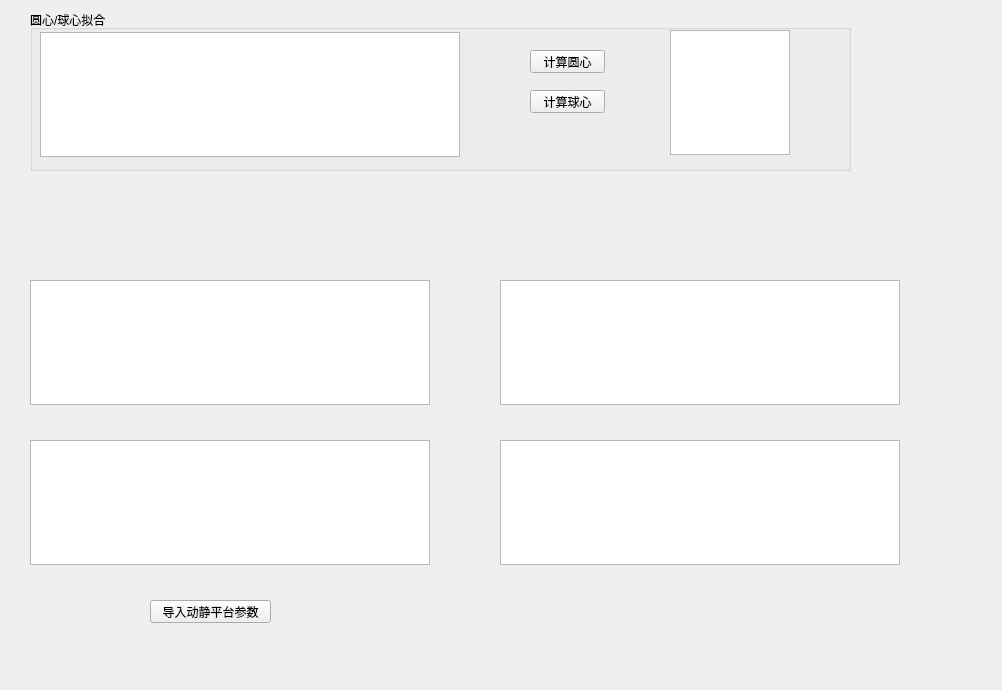
Above: SixUpsUiAo/ParameterCalibrate.ui from Wao1996/SixUpsUiAo before the change. Below: the same form after it.
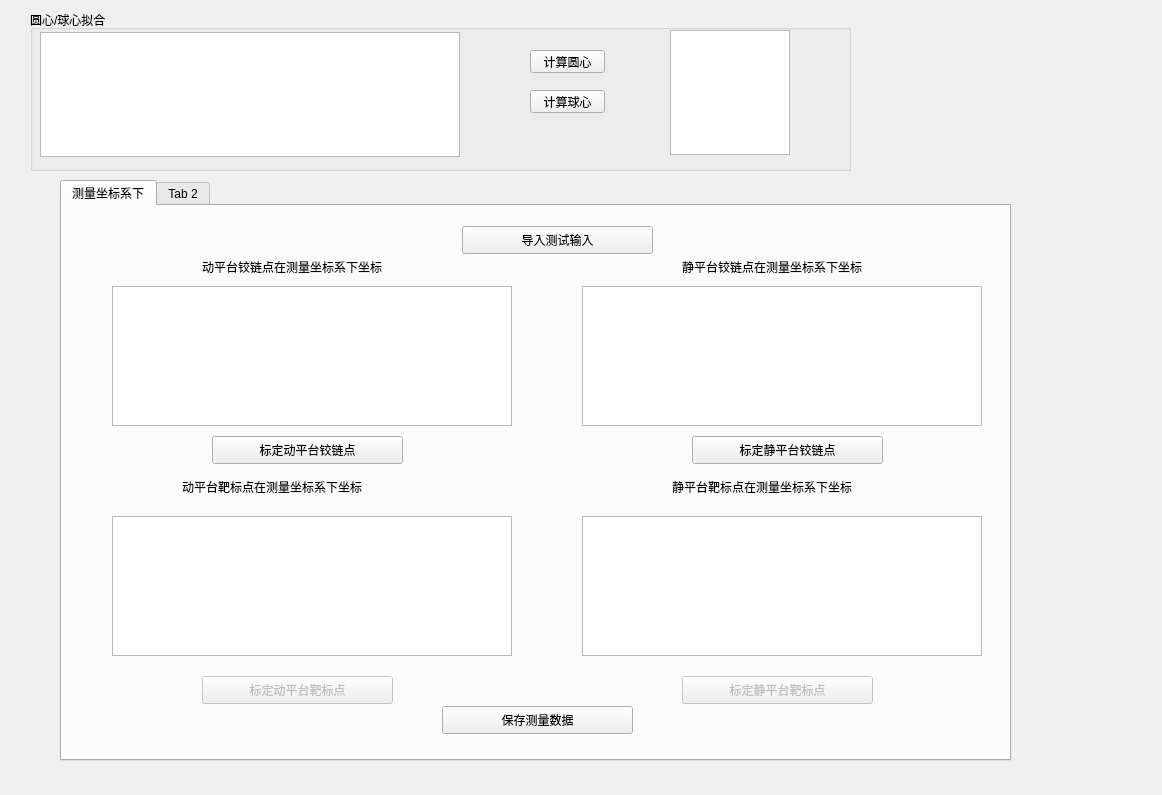
That is the form after the change.

Commit message: 完善了动静平台参数标定功能

Patch:
```diff
--- a/SixUpsUiAo/ParameterCalibrate.ui
+++ b/SixUpsUiAo/ParameterCalibrate.ui
@@ -6,8 +6,8 @@
    <rect>
     <x>0</x>
     <y>0</y>
-    <width>1002</width>
-    <height>690</height>
+    <width>1162</width>
+    <height>795</height>
    </rect>
   </property>
   <property name="windowTitle">
@@ -135,25 +135,67 @@
     </property>
    </widget>
   </widget>
-  <widget class="QTableWidget" name="tableQ_DD_Struct">
+  <widget class="QTabWidget" name="tabWidget">
    <property name="geometry">
     <rect>
-     <x>30</x>
-     <y>440</y>
+     <x>60</x>
+     <y>180</y>
+     <width>951</width>
+     <height>581</height>
+    </rect>
+   </property>
+   <property name="currentIndex">
+    <number>0</number>
+   </property>
+   <widget class="QWidget" name="tab">
+    <attribute name="title">
+     <string>测量坐标系下</string>
+    </attribute>
+    <widget class="QLabel" name="label_5">
+     <property name="geometry">
+      <rect>
+       <x>120</x>
+       <y>270</y>
+       <width>261</width>
+       <height>21</height>
+      </rect>
+     </property>
+     <property name="text">
+      <string>动平台靶标点在测量坐标系下坐标</string>
+     </property>
+    </widget>
+    <widget class="QLabel" name="label_6">
+     <property name="geometry">
+      <rect>
+       <x>620</x>
+       <y>50</y>
+       <width>241</width>
+       <height>21</height>
+      </rect>
+     </property>
+     <property name="text">
+      <string>静平台铰链点在测量坐标系下坐标</string>
+     </property>
+    </widget>
+    <widget class="QTableWidget" name="tableQ_SM">
+     <property name="geometry">
+      <rect>
+       <x>520</x>
+       <y>310</y>
      <width>400</width>
-     <height>125</height>
+       <height>140</height>
     </rect>
    </property>
    <property name="minimumSize">
     <size>
      <width>0</width>
-     <height>125</height>
+       <height>140</height>
     </size>
    </property>
    <property name="maximumSize">
     <size>
      <width>16777215</width>
-     <height>125</height>
+       <height>140</height>
     </size>
    </property>
    <property name="dragEnabled">
@@ -166,25 +208,38 @@
     <enum>QAbstractItemView::DragDrop</enum>
    </property>
   </widget>
-  <widget class="QTableWidget" name="tableQ_SS_Struct">
+    <widget class="QLabel" name="label_7">
    <property name="geometry">
     <rect>
-     <x>500</x>
-     <y>440</y>
+       <x>140</x>
+       <y>50</y>
+       <width>231</width>
+       <height>21</height>
+      </rect>
+     </property>
+     <property name="text">
+      <string>动平台铰链点在测量坐标系下坐标</string>
+     </property>
+    </widget>
+    <widget class="QTableWidget" name="tableD_M">
+     <property name="geometry">
+      <rect>
+       <x>50</x>
+       <y>80</y>
      <width>400</width>
-     <height>125</height>
+       <height>140</height>
     </rect>
    </property>
    <property name="minimumSize">
     <size>
      <width>0</width>
-     <height>125</height>
+       <height>140</height>
     </size>
    </property>
    <property name="maximumSize">
     <size>
      <width>16777215</width>
-     <height>125</height>
+       <height>140</height>
     </size>
    </property>
    <property name="dragEnabled">
@@ -197,25 +252,56 @@
     <enum>QAbstractItemView::DragDrop</enum>
    </property>
   </widget>
-  <widget class="QTableWidget" name="tableS_Struct">
+    <widget class="QTableWidget" name="tableQ_DM">
    <property name="geometry">
     <rect>
-     <x>500</x>
-     <y>280</y>
+       <x>50</x>
+       <y>310</y>
      <width>400</width>
-     <height>125</height>
+       <height>140</height>
     </rect>
    </property>
    <property name="minimumSize">
     <size>
      <width>0</width>
-     <height>125</height>
+       <height>140</height>
     </size>
    </property>
    <property name="maximumSize">
     <size>
      <width>16777215</width>
-     <height>125</height>
+       <height>140</height>
+      </size>
+     </property>
+     <property name="dragEnabled">
+      <bool>true</bool>
+     </property>
+     <property name="dragDropOverwriteMode">
+      <bool>true</bool>
+     </property>
+     <property name="dragDropMode">
+      <enum>QAbstractItemView::DragDrop</enum>
+     </property>
+    </widget>
+    <widget class="QTableWidget" name="tableS_M">
+     <property name="geometry">
+      <rect>
+       <x>520</x>
+       <y>80</y>
+       <width>400</width>
+       <height>140</height>
+      </rect>
+     </property>
+     <property name="minimumSize">
+      <size>
+       <width>0</width>
+       <height>140</height>
+      </size>
+     </property>
+     <property name="maximumSize">
+      <size>
+       <width>16777215</width>
+       <height>140</height>
     </size>
    </property>
    <property name="dragEnabled">
@@ -231,49 +317,319 @@
     <bool>false</bool>
    </property>
   </widget>
-  <widget class="QTableWidget" name="tableD_Struct">
+    <widget class="QLabel" name="label_8">
    <property name="geometry">
     <rect>
-     <x>30</x>
-     <y>280</y>
-     <width>400</width>
-     <height>125</height>
-    </rect>
-   </property>
-   <property name="minimumSize">
-    <size>
-     <width>0</width>
-     <height>125</height>
-    </size>
-   </property>
-   <property name="maximumSize">
-    <size>
-     <width>16777215</width>
-     <height>125</height>
-    </size>
-   </property>
-   <property name="dragEnabled">
-    <bool>true</bool>
-   </property>
-   <property name="dragDropOverwriteMode">
-    <bool>true</bool>
-   </property>
-   <property name="dragDropMode">
-    <enum>QAbstractItemView::DragDrop</enum>
-   </property>
-  </widget>
-  <widget class="QPushButton" name="loadStructPara">
+       <x>610</x>
+       <y>270</y>
+       <width>251</width>
+       <height>21</height>
+      </rect>
+     </property>
+     <property name="text">
+      <string>静平台靶标点在测量坐标系下坐标</string>
+     </property>
+    </widget>
+    <widget class="QPushButton" name="dHingeCalbrateBtn">
    <property name="geometry">
     <rect>
      <x>150</x>
-     <y>600</y>
-     <width>121</width>
+       <y>230</y>
+       <width>191</width>
+       <height>28</height>
+      </rect>
+     </property>
+     <property name="text">
+      <string>标定动平台铰链点</string>
+     </property>
+    </widget>
+    <widget class="QPushButton" name="inputTestDataBtn">
+     <property name="geometry">
+      <rect>
+       <x>400</x>
+       <y>20</y>
+       <width>191</width>
+       <height>28</height>
+      </rect>
+     </property>
+     <property name="text">
+      <string>导入测试输入</string>
+     </property>
+    </widget>
+    <widget class="QPushButton" name="sHingeCalbrateBtn">
+     <property name="geometry">
+      <rect>
+       <x>630</x>
+       <y>230</y>
+       <width>191</width>
+       <height>28</height>
+      </rect>
+     </property>
+     <property name="text">
+      <string>标定静平台铰链点</string>
+     </property>
+    </widget>
+    <widget class="QPushButton" name="dTargetCalbrateBtn">
+     <property name="enabled">
+      <bool>false</bool>
+     </property>
+     <property name="geometry">
+      <rect>
+       <x>140</x>
+       <y>470</y>
+       <width>191</width>
+       <height>28</height>
+      </rect>
+     </property>
+     <property name="text">
+      <string>标定动平台靶标点</string>
+     </property>
+    </widget>
+    <widget class="QPushButton" name="sTargetCalbrateBtn">
+     <property name="enabled">
+      <bool>false</bool>
+     </property>
+     <property name="geometry">
+      <rect>
+       <x>620</x>
+       <y>470</y>
+       <width>191</width>
+       <height>28</height>
+      </rect>
+     </property>
+     <property name="text">
+      <string>标定静平台靶标点</string>
+     </property>
+    </widget>
+    <widget class="QPushButton" name="saveMeasureDataBtn">
+     <property name="geometry">
+      <rect>
+       <x>380</x>
+       <y>500</y>
+       <width>191</width>
+       <height>28</height>
+      </rect>
+     </property>
+     <property name="text">
+      <string>保存测量数据</string>
+     </property>
+    </widget>
+   </widget>
+   <widget class="QWidget" name="tab_2">
+    <attribute name="title">
+     <string>Tab 2</string>
+    </attribute>
+    <widget class="QLabel" name="label_2">
+     <property name="geometry">
+      <rect>
+       <x>600</x>
+       <y>20</y>
+       <width>201</width>
+       <height>21</height>
+      </rect>
+     </property>
+     <property name="text">
+      <string>静平台铰链点在静系下坐标</string>
+     </property>
+    </widget>
+    <widget class="QTableWidget" name="tableQ_SS">
+     <property name="geometry">
+      <rect>
+       <x>490</x>
+       <y>260</y>
+       <width>400</width>
+       <height>140</height>
+      </rect>
+     </property>
+     <property name="minimumSize">
+      <size>
+       <width>0</width>
+       <height>140</height>
+      </size>
+     </property>
+     <property name="maximumSize">
+      <size>
+       <width>16777215</width>
+       <height>140</height>
+      </size>
+     </property>
+     <property name="dragEnabled">
+      <bool>true</bool>
+     </property>
+     <property name="dragDropOverwriteMode">
+      <bool>true</bool>
+     </property>
+     <property name="dragDropMode">
+      <enum>QAbstractItemView::DragDrop</enum>
+     </property>
+     <attribute name="horizontalHeaderMinimumSectionSize">
+      <number>30</number>
+     </attribute>
+    </widget>
+    <widget class="QPushButton" name="saveCalibrateDataBtn">
+     <property name="geometry">
+      <rect>
+       <x>380</x>
+       <y>460</y>
+       <width>141</width>
      <height>23</height>
     </rect>
    </property>
    <property name="text">
-    <string>导入动静平台参数</string>
-   </property>
+      <string>保存标定数据</string>
+     </property>
+    </widget>
+    <widget class="QLabel" name="label">
+     <property name="geometry">
+      <rect>
+       <x>120</x>
+       <y>20</y>
+       <width>201</width>
+       <height>21</height>
+      </rect>
+     </property>
+     <property name="text">
+      <string>动平台铰链点在动系下坐标</string>
+     </property>
+    </widget>
+    <widget class="QTableWidget" name="tableS">
+     <property name="geometry">
+      <rect>
+       <x>490</x>
+       <y>60</y>
+       <width>400</width>
+       <height>140</height>
+      </rect>
+     </property>
+     <property name="minimumSize">
+      <size>
+       <width>0</width>
+       <height>140</height>
+      </size>
+     </property>
+     <property name="maximumSize">
+      <size>
+       <width>16777215</width>
+       <height>140</height>
+      </size>
+     </property>
+     <property name="dragEnabled">
+      <bool>true</bool>
+     </property>
+     <property name="dragDropOverwriteMode">
+      <bool>true</bool>
+     </property>
+     <property name="dragDropMode">
+      <enum>QAbstractItemView::DragDrop</enum>
+     </property>
+     <property name="sortingEnabled">
+      <bool>false</bool>
+     </property>
+     <attribute name="horizontalHeaderDefaultSectionSize">
+      <number>125</number>
+     </attribute>
+     <attribute name="horizontalHeaderMinimumSectionSize">
+      <number>30</number>
+     </attribute>
+     <attribute name="horizontalHeaderStretchLastSection">
+      <bool>false</bool>
+     </attribute>
+    </widget>
+    <widget class="QLabel" name="label_3">
+     <property name="geometry">
+      <rect>
+       <x>110</x>
+       <y>210</y>
+       <width>201</width>
+       <height>21</height>
+      </rect>
+     </property>
+     <property name="text">
+      <string>动平台靶标点在动系下坐标</string>
+     </property>
+    </widget>
+    <widget class="QTableWidget" name="tableQ_DD">
+     <property name="geometry">
+      <rect>
+       <x>10</x>
+       <y>260</y>
+       <width>400</width>
+       <height>140</height>
+      </rect>
+     </property>
+     <property name="minimumSize">
+      <size>
+       <width>0</width>
+       <height>140</height>
+      </size>
+     </property>
+     <property name="maximumSize">
+      <size>
+       <width>16777215</width>
+       <height>140</height>
+      </size>
+     </property>
+     <property name="dragEnabled">
+      <bool>true</bool>
+     </property>
+     <property name="dragDropOverwriteMode">
+      <bool>true</bool>
+     </property>
+     <property name="dragDropMode">
+      <enum>QAbstractItemView::DragDrop</enum>
+     </property>
+     <attribute name="horizontalHeaderMinimumSectionSize">
+      <number>30</number>
+     </attribute>
+    </widget>
+    <widget class="QLabel" name="label_4">
+     <property name="geometry">
+      <rect>
+       <x>610</x>
+       <y>220</y>
+       <width>201</width>
+       <height>21</height>
+      </rect>
+     </property>
+     <property name="text">
+      <string>静平台靶标点在静系下坐标</string>
+     </property>
+    </widget>
+    <widget class="QTableWidget" name="tableD">
+     <property name="geometry">
+      <rect>
+       <x>20</x>
+       <y>60</y>
+       <width>400</width>
+       <height>140</height>
+      </rect>
+     </property>
+     <property name="minimumSize">
+      <size>
+       <width>0</width>
+       <height>140</height>
+      </size>
+     </property>
+     <property name="maximumSize">
+      <size>
+       <width>16777215</width>
+       <height>140</height>
+      </size>
+     </property>
+     <property name="dragEnabled">
+      <bool>true</bool>
+     </property>
+     <property name="dragDropOverwriteMode">
+      <bool>true</bool>
+     </property>
+     <property name="dragDropMode">
+      <enum>QAbstractItemView::DragDrop</enum>
+     </property>
+     <attribute name="horizontalHeaderMinimumSectionSize">
+      <number>30</number>
+     </attribute>
+    </widget>
+   </widget>
   </widget>
  </widget>
  <resources/>
```
Lines whose indentation alone changed are shown as unchanged. The commit also changes 30 other files.
